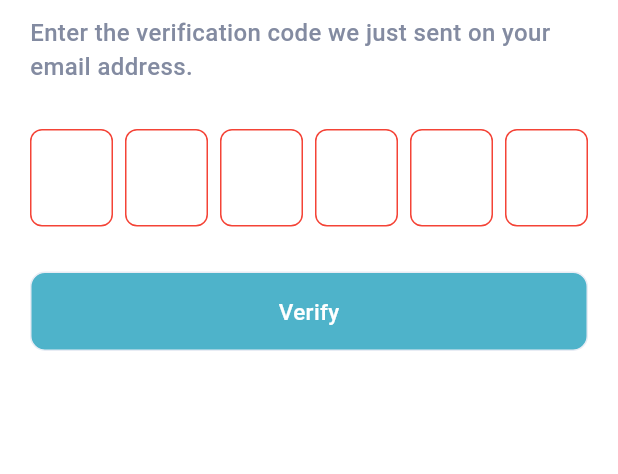
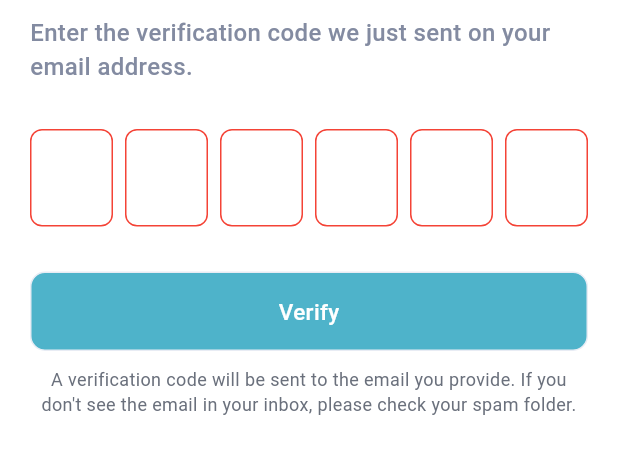
Before and after one commit to modu007/Alpha-Brain, a Flutter app: the OtpVerification screen opened directly with empty values, on a phone screen of 412 x 824 dp, the part 90-564 px from its top. Run offline on Flutter 3.47's test engine with Material 3 defaults, Android fonts, the light colour scheme and no system bars; drawn by our look-alikes of pinput; our stand-ins replace cloud_firestore, dio, file_picker, firebase_auth, firebase_core, firebase_messaging and 8 more; accounts and stored records are empty; network calls fail; project files that could hold a hidden picture were left out.

Commit message:
Fix email verify bug

```diff
--- a/lib/Api/all_api.dart
+++ b/lib/Api/all_api.dart
@@ -1,7 +1,7 @@
 class AllApi {
-  static const baseUrl  = 'http://20.42.87.219/api';
+  static const baseUrl  = 'https://www.zalphabrains.in/api';
 
-  static const baseUrl1  = 'http://20.42.87.219';
+  static const baseUrl1  = 'https://www.zalphabrains.in';
 
   //register user
   static const registerUser = "$baseUrl/register/user/";
--- a/lib/Utils/Regex/regex.dart
+++ b/lib/Utils/Regex/regex.dart
@@ -1,9 +1,4 @@
 class Regex {
-  bool isValidEmail(String email) {
-    return RegExp(r"^([a-zA-Z0-9!#$%&*+=?^_`{|}~-]+(\.[ A-Za-z0-9!#$%&*+=?^_`{|}~-]+)*)@(([ a-zA-Z0-9]([a-zA-Z0-9-]*[a-zA-Z0-9] )?\.)+[a-zA-Z0-9]([a-zA-Z0-9-]*[a-z A-Z0-9])?)$")
-        .hasMatch(email);
-  }
-
   bool isNumeric(String value) {
     final RegExp regex = RegExp(r'^[0-9]+$');
     return regex.hasMatch(value);
--- a/lib/View/Auth/otp_verification.dart
+++ b/lib/View/Auth/otp_verification.dart
@@ -24,12 +24,9 @@ class _OtpVerificationState extends State<OtpVerification> {
   TextEditingController otpController = TextEditingController();
   bool isValidate = false;
 
-
   @override
   Widget build(BuildContext context) {
-    Size size = MediaQuery
-        .of(context)
-        .size;
+    Size size = MediaQuery.of(context).size;
     SystemChrome.setSystemUIOverlayStyle(const SystemUiOverlayStyle(
         statusBarColor: Colors.white,
         statusBarIconBrightness: Brightness.dark,
@@ -44,7 +41,7 @@ class _OtpVerificationState extends State<OtpVerification> {
               Row(
                 children: [
                   InkWell(
-                    onTap: (){
+                    onTap: () {
                       Navigator.of(context).pop();
                     },
                     child: Container(
@@ -54,25 +51,32 @@ class _OtpVerificationState extends State<OtpVerification> {
                           borderRadius: BorderRadius.circular(10),
                           border: Border.all(
                             color: const Color(0xffE8ECF4),
-                          )
-                      ),
-                      child:SvgPicture.asset("assets/svg/back_arrow.svg"),
+                          )),
+                      child: SvgPicture.asset("assets/svg/back_arrow.svg"),
                     ),
                   ),
-                  const SizedBox(width: 10,),
+                  const SizedBox(
+                    width: 10,
+                  ),
                   BackButtonContainer(
                     onPressed: () {},
-                    headingText: "OTP Verification",),
+                    headingText: "OTP Verification",
+                  ),
                 ],
               ),
-              const SizedBox(height: 10,),
+              const SizedBox(
+                height: 10,
+              ),
               const SimpleText(
-                text: "Enter the verification code we just sent on your email address. ",
+                text:
+                    "Enter the verification code we just sent on your email address. ",
                 fontSize: 16,
                 fontColor: Color(0xff838BA1),
                 fontWeight: FontWeight.w500,
               ),
-              const SizedBox(height: 30,),
+              const SizedBox(
+                height: 30,
+              ),
               Center(
                 child: Pinput(
                   keyboardType: TextInputType.number,
@@ -84,8 +88,7 @@ class _OtpVerificationState extends State<OtpVerification> {
                       setState(() {
                         isValidate = true;
                       });
-                    }
-                    else {
+                    } else {
                       isValidate = false;
                     }
                   },
@@ -95,9 +98,9 @@ class _OtpVerificationState extends State<OtpVerification> {
                     decoration: BoxDecoration(
                       borderRadius: BorderRadius.circular(8),
                       border: Border.all(
-                          color: isValidate == true ?
-                          const Color(0xff4EB3CA) :
-                          Colors.red),
+                          color: isValidate == true
+                              ? const Color(0xff4EB3CA)
+                              : Colors.red),
                     ),
                     textStyle: const TextStyle(
                       fontSize: 20,
@@ -106,41 +109,54 @@ class _OtpVerificationState extends State<OtpVerification> {
                   ),
                 ),
               ),
-              const SizedBox(height: 30,),
+              const SizedBox(
+                height: 30,
+              ),
               BlocConsumer<OtpCubit, OtpState>(
                 listener: (context, state) {
-                 if(state is OtpSuccessState){
+                  if (state is OtpSuccessState) {
                     Navigator.pushNamedAndRemoveUntil(
-                       context,
-                       RouteName.home,
-                           (route) => false);
+                        context, RouteName.home, (route) => false);
                   }
-                 if(state is OtpInvalidState){
+                  if (state is OtpInvalidState) {
                     Fluttertoast.showToast(
                         msg: "Invalid otp",
                         toastLength: Toast.LENGTH_SHORT,
                         gravity: ToastGravity.CENTER,
                         timeInSecForIosWeb: 1,
                         textColor: Colors.black,
-                       fontSize: 15.0
-                   );
+                        fontSize: 15.0);
                   }
                 },
                 builder: (context, state) {
-                  if(state is OtpLoadingState){
-                    return const Center(child: CircularProgressIndicator(),);
+                  if (state is OtpLoadingState) {
+                    return const Center(
+                      child: CircularProgressIndicator(),
+                    );
                   }
                   return LoginButtons(
                     size: size,
                     onPressed: () {
                       if (isValidate) {
-                        BlocProvider.of<OtpCubit>(context).addAddress(
-                            otpController.text, widget.email);
+                        BlocProvider.of<OtpCubit>(context)
+                            .addAddress(otpController.text, widget.email);
                       }
                     },
                     centerText: "Verify",
                   );
                 },
+              ),
+              const Padding(
+                padding: EdgeInsets.symmetric(vertical: 10),
+                child: Center(
+                  child: SimpleText(
+                    text:
+                        "A verification code will be sent to the email you provide. If you don't see the email in your inbox, please check your spam folder.",
+                    textAlign: TextAlign.center,
+                    fontSize: 12,
+                    fontColor: Color(0xff6A707C),
+                  ),
+                ),
               ),
             ],
           ),
--- a/lib/View/Auth/sign_in.dart
+++ b/lib/View/Auth/sign_in.dart
@@ -91,7 +91,7 @@ class _SignInState extends State<SignIn> {
                   inputFormatter: [EmailInputFormatter()],
                   hintText: "Enter your email",
                   onChanged: (val) {
-                    if (regex.isValidEmail(val)) {
+                    if (val.contains('@')) {
                       setState(() {
                         isValidEmail = true;
                       });
```
Also changed, not shown: lib/View/Auth/register.dart (+13 -17 lines). Lines whose indentation alone changed are shown as unchanged.
